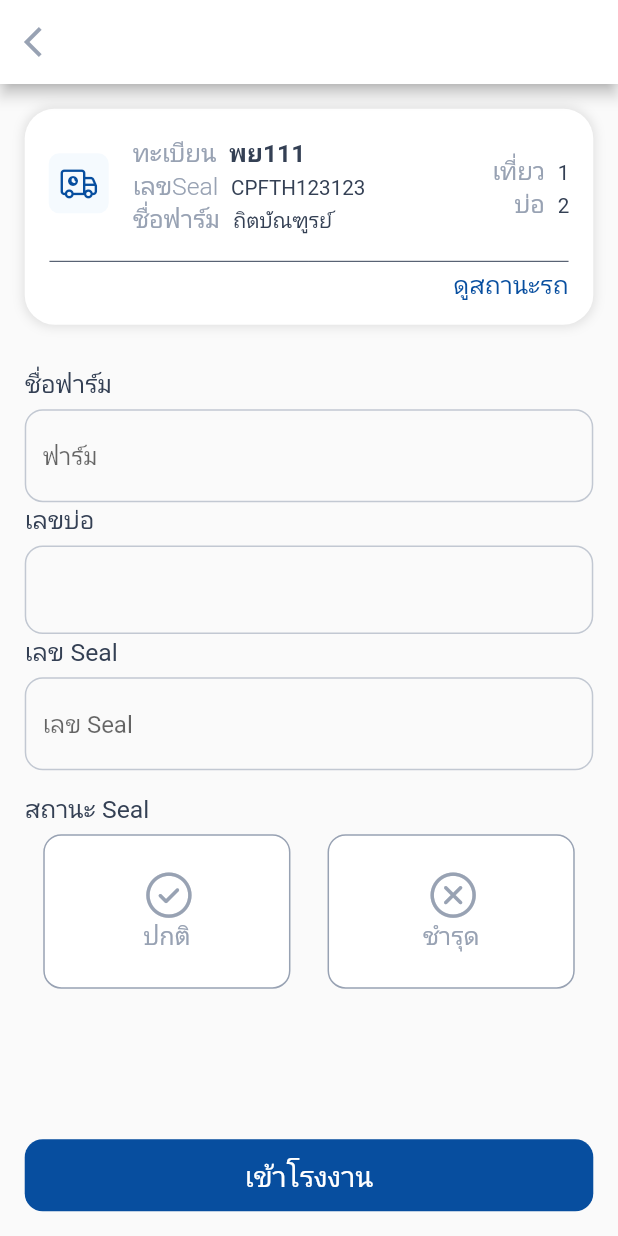
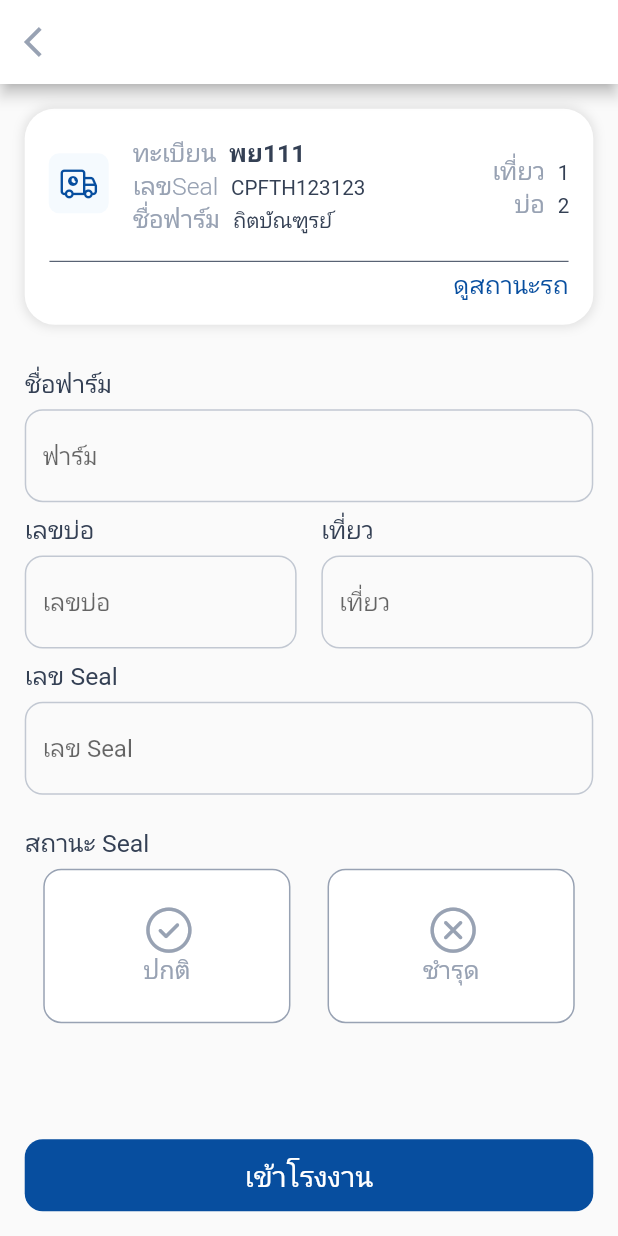
Before and after one commit to shinobiteuy1/SmartFactorySuperApp, a Flutter app: the ConfirmCar screen opened directly with empty values, on a phone screen of 412 x 824 dp. Run offline on Flutter 3.47's test engine with Material 2 defaults, Android fonts, the phone set to English and light mode, and no system bars; our stand-ins replace awesome_dialog, dio, flutter_easyloading, flutter_svg, get, google_fonts and 1 more; missing offline and left inert: aad_oauth, qr_code_scanner; network calls fail.

Commit message:
[update]

```diff
--- a/lib/app/core/utils/text_form.dart
+++ b/lib/app/core/utils/text_form.dart
@@ -28,7 +28,9 @@ Widget textFormView({required BuildContext context}) {
           SizedBox(
             height: 5.0.sp,
           ),
-          const TextField(
+          SizedBox(
+            height: 50.0.sp,
+            child: const TextField(
               decoration: InputDecoration(
                 enabledBorder: OutlineInputBorder(
                   borderRadius: BorderRadius.all(Radius.circular(12.0)),
@@ -37,6 +39,14 @@ Widget textFormView({required BuildContext context}) {
                 hintText: 'ฟาร์ม',
               ),
             ),
+          ),
+          Row(
+            children: [
+              Expanded(
+                flex: 1,
+                child: Column(
+                  crossAxisAlignment: CrossAxisAlignment.start,
+                  children: [
                     Text(
                       "เลขบ่อ",
                       style: GoogleFonts.notoSansThai(
@@ -50,14 +60,60 @@ Widget textFormView({required BuildContext context}) {
                     SizedBox(
                       height: 5.0.sp,
                     ),
-          const TextField(
+                    SizedBox(
+                      height: 50.0.sp,
+                      //width: 135.0.sp,
+                      child: const TextField(
                         decoration: InputDecoration(
                           enabledBorder: OutlineInputBorder(
                             borderRadius: BorderRadius.all(Radius.circular(12.0)),
                             borderSide: BorderSide(width: 1, color: greyligColor),
                           ),
-              hintText: '',
+                          hintText: 'เลขบ่อ',
                         ),
+                      ),
+                    )
+                  ],
+                ),
+              ),
+              SizedBox(
+                width: 12.0.sp,
+              ),
+              Expanded(
+                flex: 1,
+                child: Column(
+                  crossAxisAlignment: CrossAxisAlignment.start,
+                  children: [
+                    Text(
+                      "เที่ยว",
+                      style: GoogleFonts.notoSansThai(
+                        textStyle: TextStyle(
+                          color: black,
+                          fontWeight: FontWeight.w400,
+                          fontSize: 12.0.sp,
+                        ),
+                      ),
+                    ),
+                    SizedBox(
+                      height: 5.0.sp,
+                    ),
+                    SizedBox(
+                      height: 50.0.sp,
+                      //width: 135.0.sp,
+                      child: const TextField(
+                        decoration: InputDecoration(
+                          enabledBorder: OutlineInputBorder(
+                            borderRadius: BorderRadius.all(Radius.circular(12.0)),
+                            borderSide: BorderSide(width: 1, color: greyligColor),
+                          ),
+                          hintText: 'เที่ยว',
+                        ),
+                      ),
+                    )
+                  ],
+                ),
+              ),
+            ],
           ),
           Text(
             "เลข Seal",
@@ -72,13 +128,16 @@ Widget textFormView({required BuildContext context}) {
           SizedBox(
             height: 5.0.sp,
           ),
-          const TextField(
+          SizedBox(
+            height: 50.0.sp,
+            child: const TextField(
               decoration: InputDecoration(
                 enabledBorder: OutlineInputBorder(
                   borderRadius: BorderRadius.all(Radius.circular(12.0)),
                   borderSide: BorderSide(width: 1, color: greyligColor),
                 ),
                 hintText: 'เลข Seal',
+              ),
             ),
           ),
         ],
--- a/lib/localization/languages.dart
+++ b/lib/localization/languages.dart
@@ -5,9 +5,23 @@ class Languages extends Translations {
   Map<String, Map<String, String>> get keys => {
         'th_TH': {
           'email': 'อีเมล์',
+          'farm_name': 'ชื่อฟาร์ม',
+          'pond_no': 'เลขบ่อ',
+          'round_no': 'เที่ยว',
+          'seal_no': 'เลข Seal',
+          'seal_status': 'สถานะ Seal',
+          'car_status': 'สถานะรถ',
+          'license_plate': 'ทะเบียน',
         },
         'en_US': {
-          'email': 'Email',
-        },
+          'email': 'Email.',
+          'farm_name': 'FarmName.',
+          'pond_no': 'Pond No.',
+          'round_no': 'Round No.',
+          'seal_no': 'Seal No.',
+          'seal_status': 'Seal Status.',
+          'car_status': 'Car Status',
+          'license_plate': 'Plate No.',
+        }
       };
 }
--- a/lib/main.dart
+++ b/lib/main.dart
@@ -30,7 +30,7 @@ class MyApp extends StatelessWidget {
       debugShowCheckedModeBanner: false,
       translations: Languages(),
       locale: Get.deviceLocale,
-      fallbackLocale: const Locale('en','US'),
+      fallbackLocale: const Locale('th','TH'),
       navigatorKey: navigatorKey,
     );
   }
--- a/pubspec.yaml
+++ b/pubspec.yaml
@@ -48,6 +48,7 @@ dependencies:
   intl: ^0.18.0
   aad_oauth: ^0.4.3
   qr_code_scanner: ^1.0.1
+  dio: ^5.1.1
 
 dev_dependencies:
   flutter_test:
```
Also changed, not shown: lib/app/controllers/home_page_controller.dart (+38 -21 lines), lib/app/core/utils/list_view.dart (+16 -10 lines), lib/app/data/models/home_page_model.dart (+130 -46 lines), lib/app/views/home_page.dart (+12 -10 lines), lib/app/views/welcome.dart (+6 -6 lines), 2 other files. Lines whose indentation alone changed are shown as unchanged.
